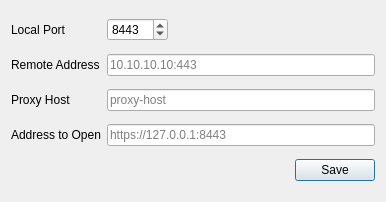
The window that tunnelconfig.ui (mdminhazulhaque/ssh-tunnel-manager) describes before a commit, drawn with Qt 5.
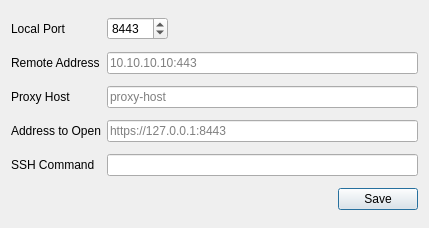
The same window after the commit.

Commit message: Add feature to copy SSH command

```diff
--- a/tunnelconfig.ui
+++ b/tunnelconfig.ui
@@ -6,8 +6,8 @@
    <rect>
     <x>0</x>
     <y>0</y>
-    <width>386</width>
-    <height>202</height>
+    <width>429</width>
+    <height>228</height>
    </rect>
   </property>
   <property name="windowTitle">
@@ -21,6 +21,50 @@
      </property>
     </widget>
    </item>
+   <item row="2" column="1">
+    <widget class="QLineEdit" name="proxy_host">
+     <property name="placeholderText">
+      <string>proxy-host</string>
+     </property>
+    </widget>
+   </item>
+   <item row="5" column="0" colspan="2">
+    <layout class="QHBoxLayout" name="horizontalLayout">
+     <item>
+      <spacer name="horizontalSpacer">
+       <property name="orientation">
+        <enum>Qt::Horizontal</enum>
+       </property>
+       <property name="sizeHint" stdset="0">
+        <size>
+         <width>188</width>
+         <height>20</height>
+        </size>
+       </property>
+      </spacer>
+     </item>
+     <item>
+      <widget class="QDialogButtonBox" name="buttonBox">
+       <property name="orientation">
+        <enum>Qt::Horizontal</enum>
+       </property>
+       <property name="standardButtons">
+        <set>QDialogButtonBox::Save</set>
+       </property>
+      </widget>
+     </item>
+    </layout>
+   </item>
+   <item row="1" column="1">
+    <widget class="QLineEdit" name="remote_address">
+     <property name="styleSheet">
+      <string notr="true"/>
+     </property>
+     <property name="placeholderText">
+      <string>10.10.10.10:443</string>
+     </property>
+    </widget>
+   </item>
    <item row="0" column="1">
     <layout class="QHBoxLayout" name="horizontalLayout_2">
      <item>
@@ -51,23 +95,6 @@
      </item>
     </layout>
    </item>
-   <item row="1" column="0">
-    <widget class="QLabel" name="label_remote_address">
-     <property name="text">
-      <string>Remote Address</string>
-     </property>
-    </widget>
-   </item>
-   <item row="1" column="1">
-    <widget class="QLineEdit" name="remote_address">
-     <property name="styleSheet">
-      <string notr="true"/>
-     </property>
-     <property name="placeholderText">
-      <string>10.10.10.10:443</string>
-     </property>
-    </widget>
-   </item>
    <item row="2" column="0">
     <widget class="QLabel" name="label_proxy_host">
      <property name="text">
@@ -75,13 +102,6 @@
      </property>
     </widget>
    </item>
-   <item row="2" column="1">
-    <widget class="QLineEdit" name="proxy_host">
-     <property name="placeholderText">
-      <string>proxy-host</string>
-     </property>
-    </widget>
-   </item>
    <item row="3" column="0">
     <widget class="QLabel" name="label_browser_open">
      <property name="text">
@@ -89,6 +109,23 @@
      </property>
     </widget>
    </item>
+   <item row="4" column="1">
+    <widget class="QLineEdit" name="ssh_command"/>
+   </item>
+   <item row="4" column="0">
+    <widget class="QLabel" name="label_ssh_command">
+     <property name="text">
+      <string>SSH Command</string>
+     </property>
+    </widget>
+   </item>
+   <item row="1" column="0">
+    <widget class="QLabel" name="label_remote_address">
+     <property name="text">
+      <string>Remote Address</string>
+     </property>
+    </widget>
+   </item>
    <item row="3" column="1">
     <widget class="QLineEdit" name="browser_open">
      <property name="placeholderText">
@@ -96,33 +133,6 @@
      </property>
     </widget>
    </item>
-   <item row="4" column="0" colspan="2">
-    <layout class="QHBoxLayout" name="horizontalLayout">
-     <item>
-      <spacer name="horizontalSpacer">
-       <property name="orientation">
-        <enum>Qt::Horizontal</enum>
-       </property>
-       <property name="sizeHint" stdset="0">
-        <size>
-         <width>188</width>
-         <height>20</height>
-        </size>
-       </property>
-      </spacer>
-     </item>
-     <item>
-      <widget class="QDialogButtonBox" name="buttonBox">
-       <property name="orientation">
-        <enum>Qt::Horizontal</enum>
-       </property>
-       <property name="standardButtons">
-        <set>QDialogButtonBox::Save</set>
-       </property>
-      </widget>
-     </item>
-    </layout>
-   </item>
   </layout>
  </widget>
  <resources/>
```
The commit also changes 1 other file.
